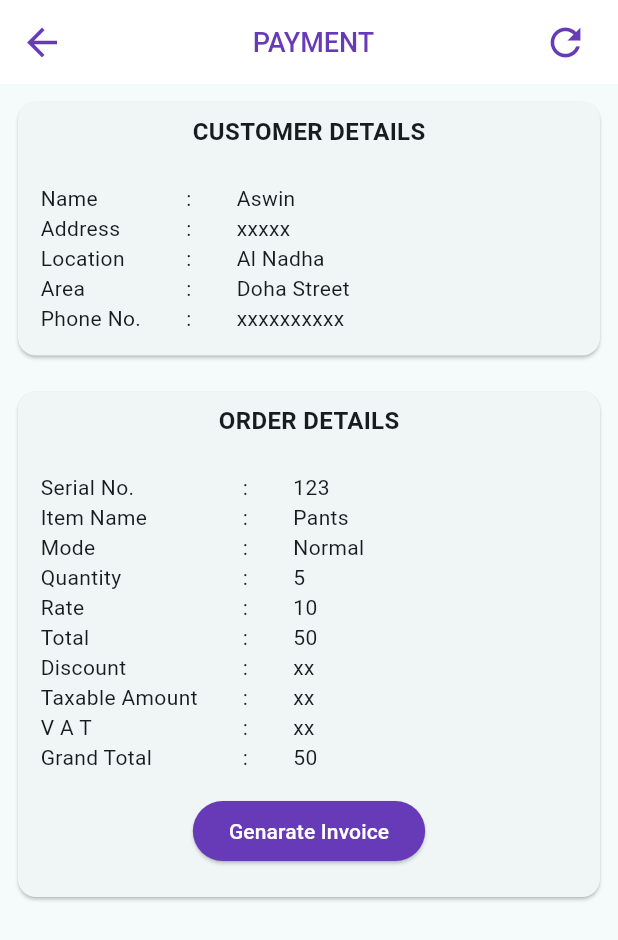
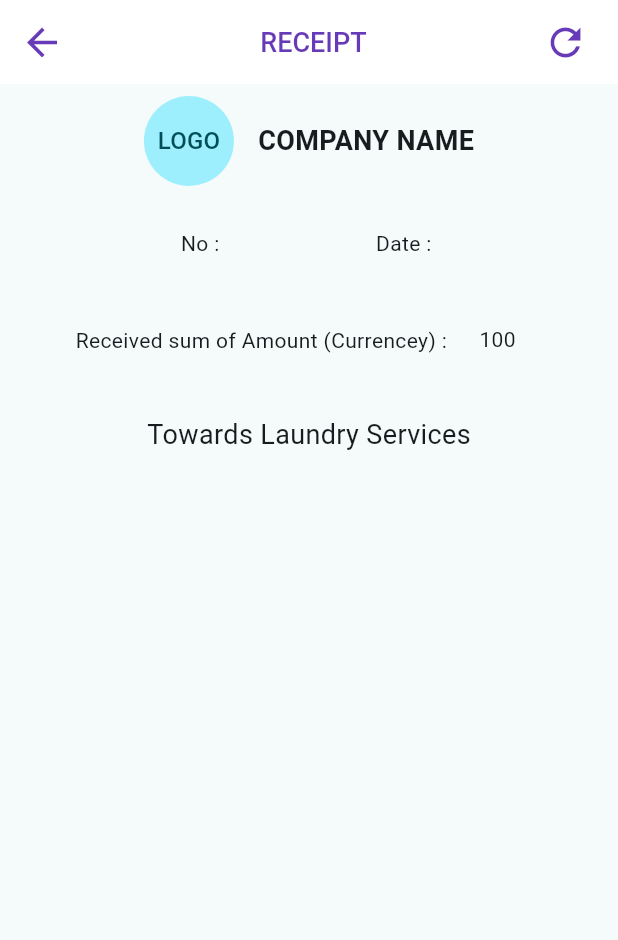
Before and after one commit to abhisheksr227/integrate3_screen, a Flutter app: the GenarateInvoice screen opened directly, after a tap on "Genarate Invoice", on a phone screen of 412 x 824 dp. Shown: the top 940 px of the screen. Run offline on Flutter 3.47's test engine with Material 2 defaults, Android fonts, the phone set to English and light mode, and no system bars; our stand-ins replace charts_flutter, dots_indicator, fl_chart, google_maps_flutter, pie_chart, share_plus and 1 more; missing offline and left inert: another_stepper.

Commit message:
git commit -m "second commit"

```diff
--- a/lib/Service_Staff/GenerateInvoice_Screen.dart
+++ b/lib/Service_Staff/GenerateInvoice_Screen.dart
@@ -1,5 +1,6 @@
 import 'package:flutter/cupertino.dart';
 import 'package:flutter/material.dart';
+import 'package:integrate_3screens/Service_Staff/ServiceReciept_Screen.dart';
 
 class GenarateInvoice extends StatefulWidget {
   const GenarateInvoice({Key? key}) : super(key: key);
@@ -144,9 +145,7 @@ class _GenarateInvoiceState extends State<GenarateInvoice> {
                     ),
                   ),
                   ElevatedButton(onPressed: () {
-                    setState(() {
-
-                    });
+                    Navigator.push(context, MaterialPageRoute(builder: (context) => ServiceReciept(),));
                   },
                     child: Text('Genarate Invoice',style: TextStyle(color: Colors.white),),
                     style: ButtonStyle(backgroundColor: MaterialStateProperty.all(Colors.deepPurple)),
--- a/lib/Service_Staff/PaymentDetails_Screen.dart
+++ b/lib/Service_Staff/PaymentDetails_Screen.dart
@@ -1,5 +1,6 @@
 import 'package:flutter/cupertino.dart';
 import 'package:flutter/material.dart';
+import 'package:integrate_3screens/Service_Staff/ServiceReciept_Screen.dart';
 
 class PaymentDetails extends StatefulWidget {
   const PaymentDetails({Key? key}) : super(key: key);
@@ -185,9 +186,7 @@ class _PaymentDetailsState extends State<PaymentDetails> {
                     ),
                   ),
                   ElevatedButton(onPressed: () {
-                    setState(() {
-
-                    });
+                    Navigator.push(context, MaterialPageRoute(builder: (context) => ServiceReciept(),));
                   },
                     child: Text('SAVE',style: TextStyle(color: Colors.white),),
                     style: ButtonStyle(backgroundColor: MaterialStateProperty.all(Colors.deepPurple)),
--- /dev/null
+++ b/lib/Service_Staff/ServiceReciept_Screen.dart
@@ -0,0 +1,83 @@
+import 'package:flutter/cupertino.dart';
+import 'package:flutter/material.dart';
+
+class ServiceReciept extends StatefulWidget {
+  const ServiceReciept({Key? key}) : super(key: key);
+
+  @override
+  State<ServiceReciept> createState() => _ServiceRecieptState();
+}
+
+class _ServiceRecieptState extends State<ServiceReciept> {
+  @override
+  Widget build(BuildContext context) {
+    return Scaffold(
+      appBar: AppBar(
+        iconTheme: IconThemeData(color: Colors.deepPurple,size: 30),
+        elevation: 0,
+        backgroundColor: CupertinoColors.white,
+        title: Center(child: Text("RECEIPT",style: TextStyle(color: Colors.deepPurple,fontSize: 18,fontWeight: FontWeight.w500,))),
+        actions: [
+          Padding(
+            padding: const EdgeInsets.only(right: 20),
+            child: Icon(
+              Icons.refresh_outlined,
+              size: 30,
+            ),
+          ),
+        ],
+      ),
+      body: SingleChildScrollView(
+        child: Column(
+          children: [
+            Row(mainAxisAlignment: MainAxisAlignment.center,
+              children: [
+                Padding(
+                  padding: const EdgeInsets.all(8.0),
+                  child: CircleAvatar(
+                    radius: 30,
+                    child: Text('LOGO'),
+                  ),
+                ),
+                Padding(
+                  padding: const EdgeInsets.all(8.0),
+                  child: Text('COMPANY NAME',style: TextStyle(fontSize: 18,fontWeight: FontWeight.bold),),
+                )
+              ],
+            ),
+            Padding(
+              padding: const EdgeInsets.all(20),
+              child: Row(mainAxisAlignment: MainAxisAlignment.spaceEvenly,
+                children: [
+                  Text('No : '),
+                  Text('Date : ')
+                ],
+              ),
+            ),
+            Padding(
+              padding: const EdgeInsets.all(15),
+              child: Row(mainAxisAlignment: MainAxisAlignment.center,
+                crossAxisAlignment: CrossAxisAlignment.end,
+                children: [
+                  Text('Received sum of Amount (Currencey) : '),
+                  Container(
+                    height: 30,
+                    width: 60,
+                    child: Center(child: Padding(
+                      padding: const EdgeInsets.only(top: 8.0),
+                      child: Text('100'),
+                    )),
+                  )
+                ],
+              ),
+            ),
+            Padding(
+              padding: const EdgeInsets.all(25),
+              child: Text('Towards Laundry Services',style: TextStyle(fontSize: 18),),
+            )
+          ],
+        ),
+      ),
+    );
+  }
+}
```
